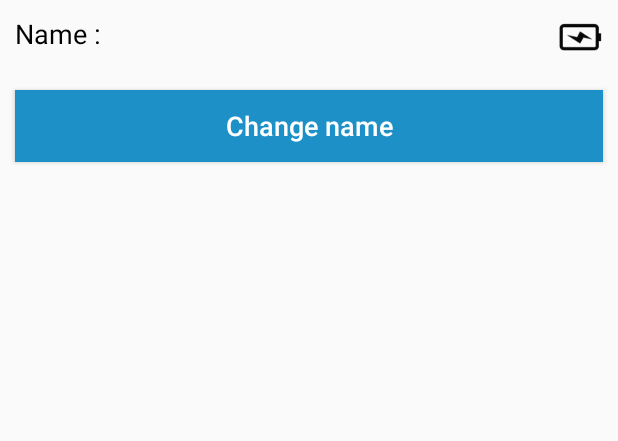
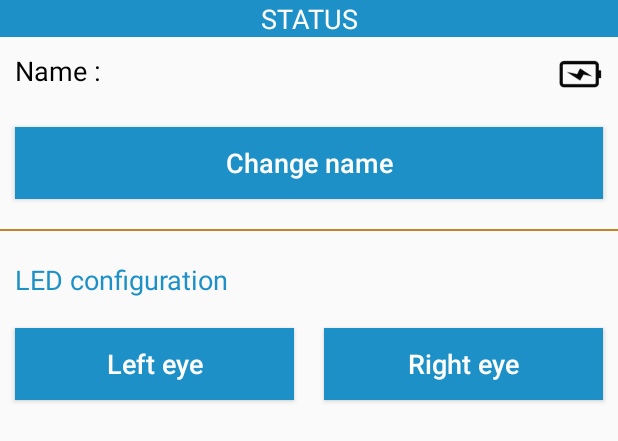
Before and after one commit to JeromeDelaire/Nao-Remote-Control, an Android app: the layout status_fragment.xml on its own in the app's theme, with its tools: preview values and no code run, on a phone screen of 412 x 824 dp. Shown: the top 441 px of the screen. Run offline under Robolectric (Android 15) with nearby library versions, the phone set to English and light mode, and no system bars.

```diff
--- a/app/src/main/java/com/example/jerome/naoremotecontrol/MainActivity.java
+++ b/app/src/main/java/com/example/jerome/naoremotecontrol/MainActivity.java
@@ -10,6 +10,7 @@ import android.widget.Toast;
 
 import com.example.jerome.naoremotecontrol.CORE.FRAGMENTS.ConnexionFragment;
 import com.example.jerome.naoremotecontrol.CORE.FRAGMENTS.SpeechFragment;
+import com.example.jerome.naoremotecontrol.CORE.FRAGMENTS.StatusFragment;
 import com.example.jerome.naoremotecontrol.CORE.MyPagerAdapter;
 import com.example.jerome.naoremotecontrol.GLOBAL.FileOperator;
 
@@ -34,6 +35,7 @@ public class MainActivity extends FragmentActivity {
             // Ajout des Fragments dans la liste
             fragments.add(Fragment.instantiate(this,ConnexionFragment.class.getName()));
             fragments.add(Fragment.instantiate(this,SpeechFragment.class.getName()));
+            fragments.add(Fragment.instantiate(this,StatusFragment.class.getName()));
 
             // Création de l'adapter qui s'occupera de l'affichage de la liste de
             // Fragments
--- a/app/src/main/res/layout/status_fragment.xml
+++ b/app/src/main/res/layout/status_fragment.xml
@@ -1,6 +1,10 @@
+<?xml version="1.0" encoding="utf-8"?>
 <LinearLayout xmlns:android="http://schemas.android.com/apk/res/android"
     android:orientation="vertical" android:layout_width="match_parent"
     android:layout_height="match_parent">
+
+    <TextView style="@style/Title"
+        android:text="@string/Status" />
 
     <RelativeLayout
         android:layout_width="match_parent"
@@ -28,4 +32,36 @@
         android:text="@string/ChangeName"
         android:textAllCaps="false"/>
 
+    <include layout="@layout/divider" />
+
+    <TextView style="@style/SubTitle"
+        android:text="@string/LEDConfig"/>
+
+    <LinearLayout
+        android:layout_width="match_parent"
+        android:layout_height="wrap_content"
+        android:orientation="horizontal">
+
+        <Button
+            android:id="@+id/LeftEyeButton"
+            style="@style/Element"
+            android:layout_width="match_parent"
+            android:layout_margin="10dp"
+            android:layout_height="wrap_content"
+            android:layout_weight="0.5"
+            android:text="@string/LeftEye"
+            android:textAllCaps="false"/>
+
+        <Button
+            android:id="@+id/RightEyeButton"
+            style="@style/Element"
+            android:layout_width="match_parent"
+            android:layout_height="wrap_content"
+            android:layout_margin="10dp"
+            android:layout_weight="0.5"
+            android:text="@string/RightEye"
+            android:textAllCaps="false"/>
+
+    </LinearLayout>
+
 </LinearLayout>
--- a/app/src/main/res/values/strings.xml
+++ b/app/src/main/res/values/strings.xml
@@ -36,4 +36,7 @@
     <string name="Name">Name : </string>
     <string name="ChangeName">Change name</string>
     <string name="SpeechSaveSucces">Speech saved !</string>
+    <string name="LeftEye">Left eye</string>
+    <string name="RightEye">Right eye</string>
+    <string name="LEDConfig">LED configuration</string>
 </resources>
```
